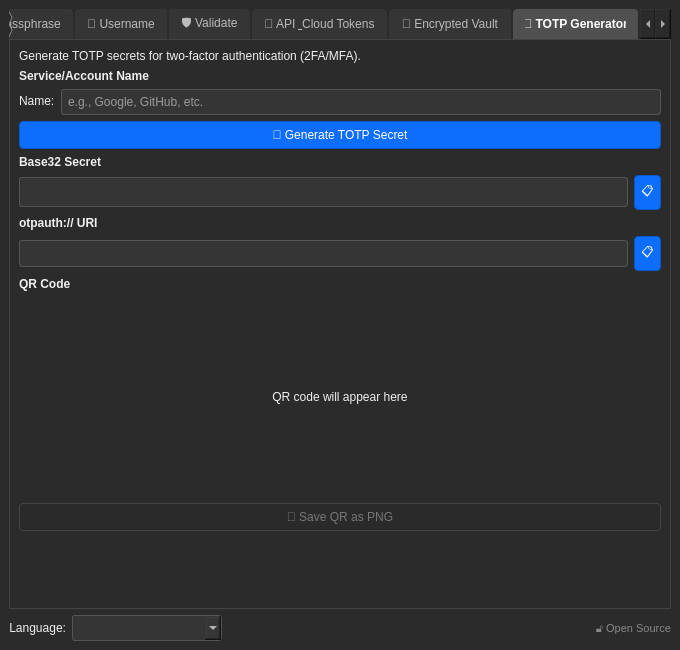
Before: the Qt Designer form ui/main_en.ui in Eduardo-ci/cipherpass_pro, drawn with Qt 5.
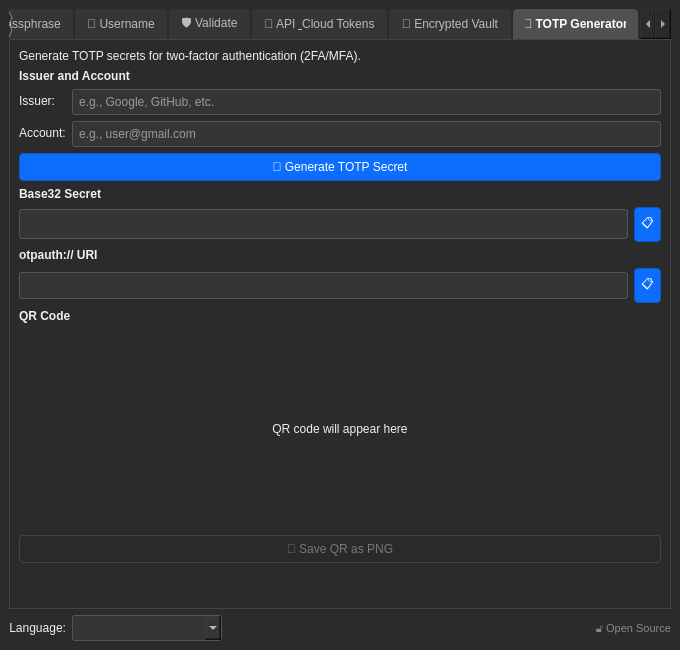
After: the same form once the commit is applied. The open tabs and pages were chosen to show the change. Icons and pictures are not drawn.

What changed in the file:
```diff
--- a/ui/main_en.ui
+++ b/ui/main_en.ui
@@ -1155,7 +1155,7 @@
         <item>
          <widget class="QLabel" name="label_totp_name">
           <property name="text">
-           <string>&lt;b&gt;Service/Account Name&lt;/b&gt;</string>
+           <string>&lt;b&gt;Issuer and Account&lt;/b&gt;</string>
           </property>
          </widget>
         </item>
@@ -1164,7 +1164,7 @@
           <item row="0" column="0">
            <widget class="QLabel" name="label_service_name">
             <property name="text">
-             <string>Name:</string>
+             <string>Issuer:</string>
             </property>
            </widget>
           </item>
@@ -1175,6 +1175,21 @@
             </property>
            </widget>
           </item>
+          <item row="1" column="0">
+           <widget class="QLabel" name="label_account_name">
+            <property name="text">
+             <string>Account:</string>
+            </property>
+           </widget>
+          </item>
+          <item row="1" column="1">
+           <widget class="QLineEdit" name="lineEdit_account_name">
+            <property name="placeholderText">
+             <string>e.g., user@gmail.com</string>
+            </property>
+           </widget>
+          </item>
+
          </layout>
         </item>
         <item>
```
